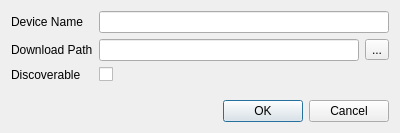
Above: LANDrop/settingsdialog.ui from LANDrop/LANDrop before the change. Below: the same form after it.
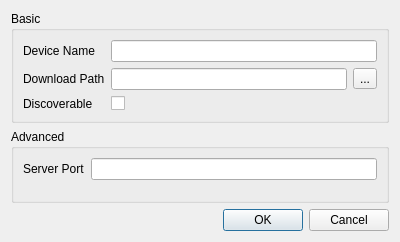
That is the form after the change.

Commit message: settings: Add server port setting

```diff
--- a/LANDrop/settingsdialog.ui
+++ b/LANDrop/settingsdialog.ui
@@ -7,7 +7,7 @@
     <x>0</x>
     <y>0</y>
     <width>400</width>
-    <height>133</height>
+    <height>242</height>
    </rect>
   </property>
   <property name="windowTitle">
@@ -15,7 +15,11 @@
   </property>
   <layout class="QVBoxLayout" name="verticalLayout">
    <item>
-    <layout class="QFormLayout" name="formLayout">
+    <widget class="QGroupBox" name="basicGroupBox">
+     <property name="title">
+      <string>Basic</string>
+     </property>
+     <layout class="QFormLayout" name="formLayout_3">
      <item row="0" column="0">
       <widget class="QLabel" name="deviceNameLabel">
        <property name="text">
@@ -66,6 +70,30 @@
       </widget>
      </item>
     </layout>
+    </widget>
+   </item>
+   <item>
+    <widget class="QGroupBox" name="advancedGroupBox">
+     <property name="title">
+      <string>Advanced</string>
+     </property>
+     <layout class="QFormLayout" name="formLayout">
+      <item row="0" column="0">
+       <widget class="QLabel" name="serverPortLabel">
+        <property name="text">
+         <string>Server Port</string>
+        </property>
+       </widget>
+      </item>
+      <item row="0" column="1">
+       <widget class="QLineEdit" name="serverPortLineEdit">
+        <property name="maxLength">
+         <number>5</number>
+        </property>
+       </widget>
+      </item>
+     </layout>
+    </widget>
    </item>
    <item>
     <widget class="QDialogButtonBox" name="buttonBox">
```
Lines whose indentation alone changed are shown as unchanged. The commit also changes 9 other files.
